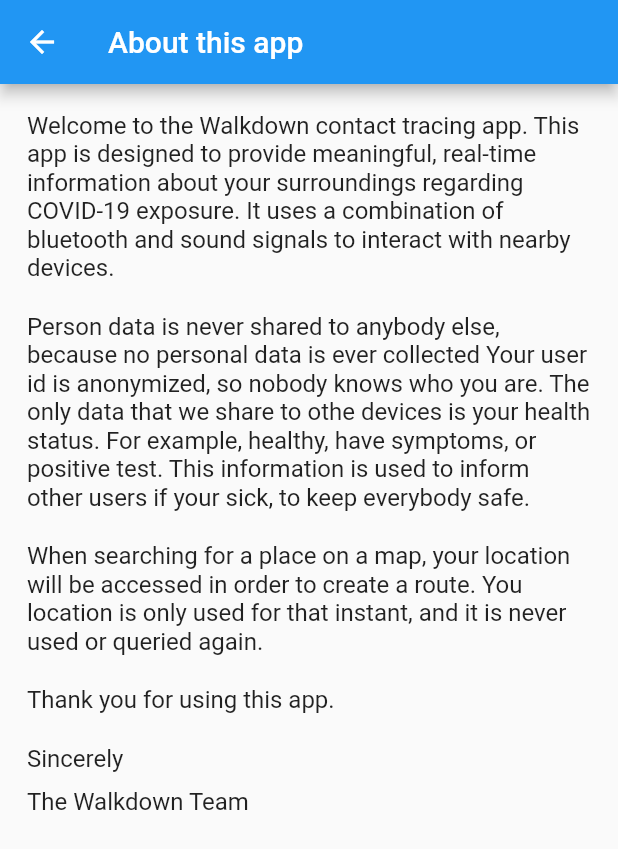
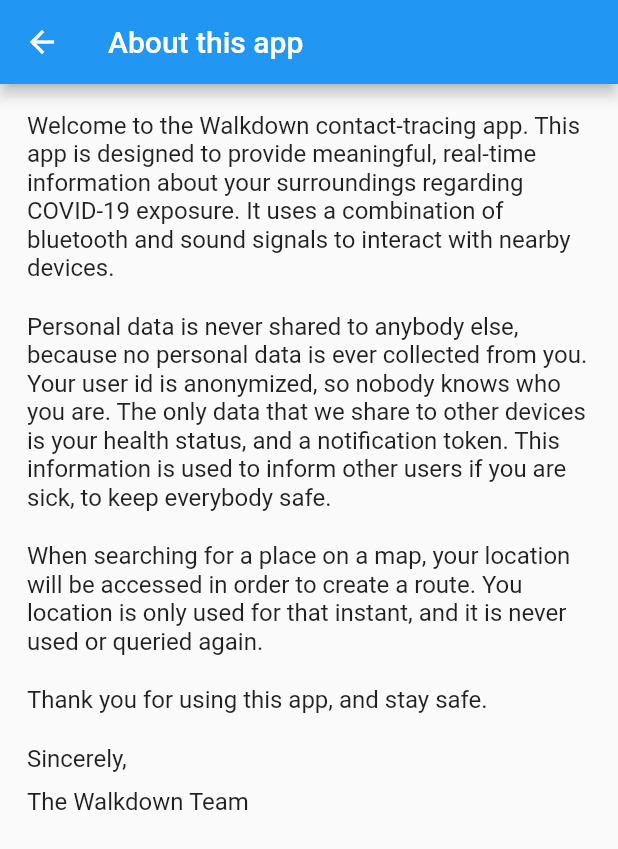
Before and after one commit to max-fish/covid-19-contact-tracing-app, a Flutter app: the AboutPage screen opened directly, on a phone screen of 412 x 824 dp. Shown: the top 849 px of the screen. Run offline on Flutter 3.47's test engine with Material 2 defaults, Android fonts, the phone set to English and light mode, and no system bars; our stand-ins replace cloud_firestore, cloud_functions, firebase_auth, firebase_core, firebase_messaging, geolocator and 2 more; missing offline and left inert: flutter_google_places, flutter_polyline_points, google_api_headers, google_maps_webservice, snapping_sheet; accounts and stored records are empty; network calls fail.

Commit message:
fix about page grammar

```diff
--- a/lib/pages/about_page/aboutPage.dart
+++ b/lib/pages/about_page/aboutPage.dart
@@ -11,15 +11,15 @@
           child: Column(
             crossAxisAlignment: CrossAxisAlignment.start,
             children: [
-              const Text('Welcome to the Walkdown contact tracing app. This app is designed to provide meaningful, real-time information about your surroundings regarding COVID-19 exposure. It uses a combination of bluetooth and sound signals to interact with nearby devices.'),
+              const Text('Welcome to the Walkdown contact-tracing app. This app is designed to provide meaningful, real-time information about your surroundings regarding COVID-19 exposure. It uses a combination of bluetooth and sound signals to interact with nearby devices.'),
               const SizedBox(height: 20,),
-              const Text('Person data is never shared to anybody else, because no personal data is ever collected Your user id is anonymized, so nobody knows who you are. The only data that we share to othe devices is your health status. For example, healthy, have symptoms, or positive test. This information is used to inform other users if your sick, to keep everybody safe.'),
+              const Text('Personal data is never shared to anybody else, because no personal data is ever collected from you. Your user id is anonymized, so nobody knows who you are. The only data that we share to other devices is your health status, and a notification token. This information is used to inform other users if you are sick, to keep everybody safe.'),
               const SizedBox(height: 20,),
               const Text('When searching for a place on a map, your location will be accessed in order to create a route. You location is only used for that instant, and it is never used or queried again.'),
               const SizedBox(height: 20,),
-              const Text('Thank you for using this app.'),
+              const Text('Thank you for using this app, and stay safe.'),
               const SizedBox(height: 20,),
-              const Text('Sincerely'),
+              const Text('Sincerely,'),
               const SizedBox(height: 10,),
               const Text('The Walkdown Team')
             ],
```
